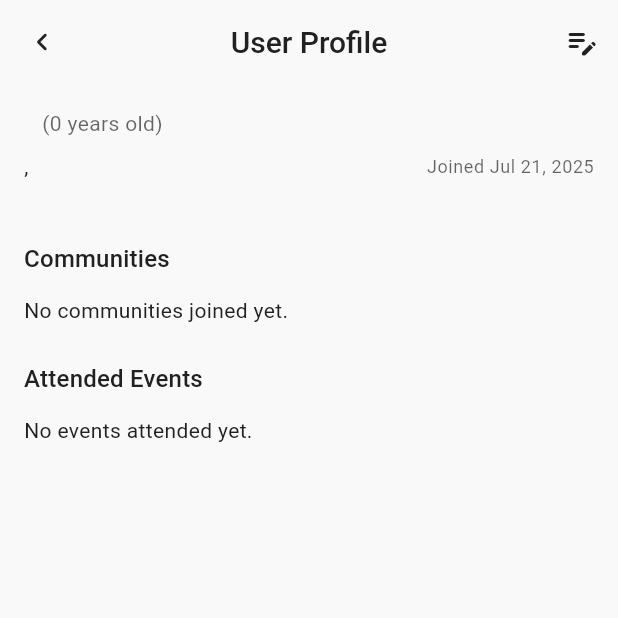
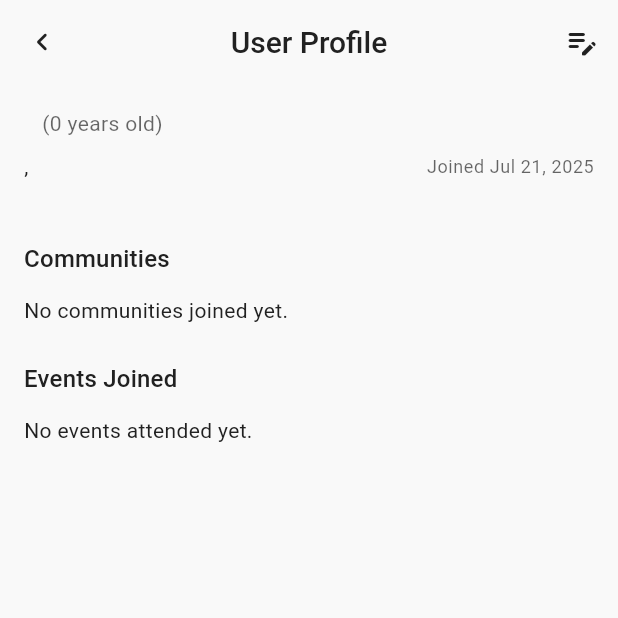
Before and after one commit to angzhenma/issho, a Flutter app: the ProfilePage screen opened directly, on a phone screen of 412 x 824 dp, the top half of it. Run offline on Flutter 3.47's test engine with Material 3 defaults, Android fonts, the phone set to English and light mode, and no system bars; our stand-ins replace cloud_firestore, firebase_auth, firebase_core, flutter_typeahead, fluttertoast, google_fonts and 3 more; accounts and stored records are empty; generated files the repository leaves out were written again.

Commit message:
changed minor UI in the profile page

```diff
--- a/lib/pages/profile.dart
+++ b/lib/pages/profile.dart
@@ -224,7 +224,7 @@ class _ProfilePageState extends State<ProfilePage> {
                   }),
 
                   const SizedBox(height: 24),
-                  Text("Attended Events", style: theme.textTheme.titleMedium),
+                  Text("Events Joined", style: theme.textTheme.titleMedium),
                   const SizedBox(height: 12),
                   if (participatedEvents.isEmpty)
                     Text(
```
